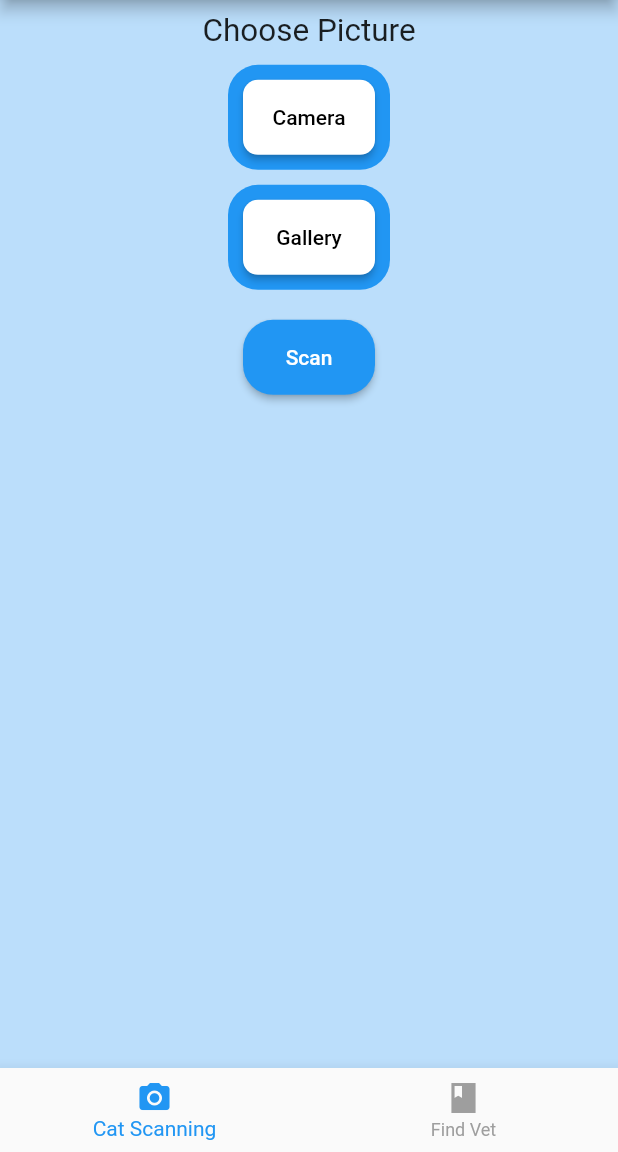
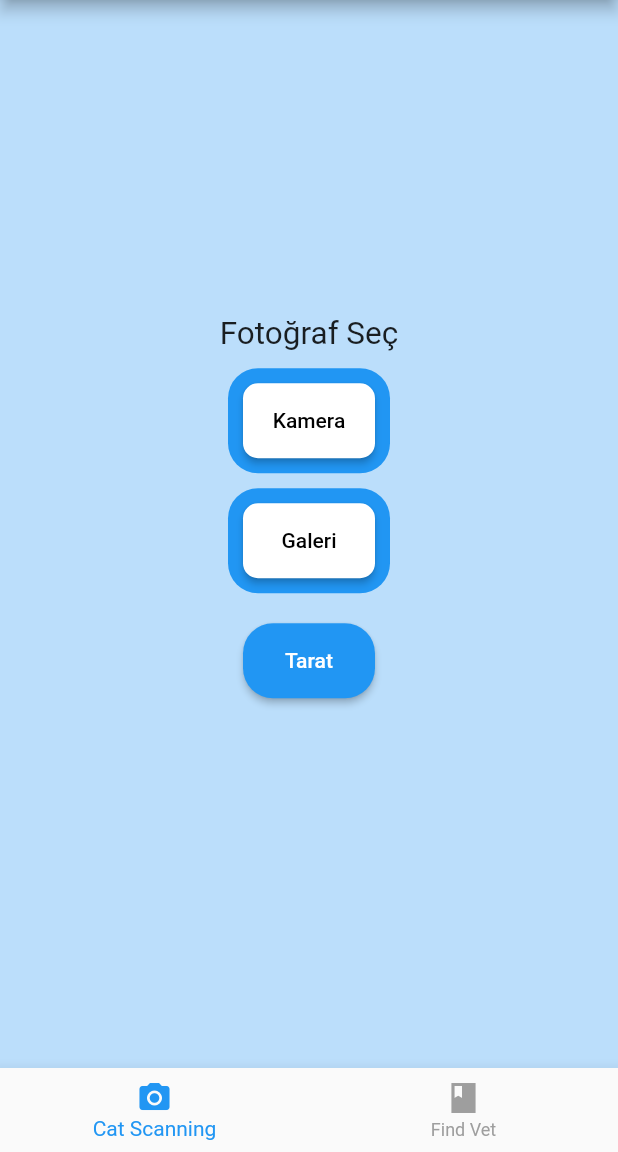
Before and after one commit to SunaAyhan/ai-mobile-application-pet-health, a Flutter app: the screen it shows after launch, on a phone screen of 412 x 824 dp, the part 84-1236 px from its top. Run offline on Flutter 3.47's test engine with Material 2 defaults, Android fonts, the phone set to English and light mode, and no system bars; our stand-ins replace image_picker, permission_handler; missing offline and left inert: agora_uikit, tflite.

Commit message:
Coffee Break

```diff
--- a/lib/main.dart
+++ b/lib/main.dart
@@ -1,6 +1,9 @@
 import 'package:cevd_vet/tarama.dart';
+import 'package:cevd_vet/videoArama.dart';
 import 'package:flutter/material.dart';
 import 'dart:io';
+
+import 'musaitVet.dart';
 
 void main() {
   // ignore: unnecessary_new
@@ -48,7 +51,7 @@ class _AnasayfaState extends State<Anasayfa> {
             });
           },
           controller: sayfaKumandasi,
-          children: [MyApp()],
+          children: [Tarama(), MusaitVet()],
         ),
       ]),
       bottomNavigationBar: BottomNavigationBar(
--- a/lib/tarama.dart
+++ b/lib/tarama.dart
@@ -6,12 +6,12 @@ import 'package:image_picker/image_picker.dart';
 import 'package:permission_handler/permission_handler.dart';
 import 'package:tflite/tflite.dart';
 
-class MyApp extends StatefulWidget {
+class Tarama extends StatefulWidget {
   @override
   _State createState() => new _State();
 }
 
-class _State extends State<MyApp> {
+class _State extends State<Tarama> {
   int _aktifSayfaNo = 0;
   File? imageURI;
   List? result;
@@ -35,16 +35,15 @@ class _State extends State<MyApp> {
       showDialog(
           context: context,
           builder: (BuildContext context) => CupertinoAlertDialog(
-                title: Text('Camera Permission'),
-                content: Text(
-                    'This app needs camera access to take pictures for upload user profile photo'),
+                title: Text('Kamera izni'),
+                content: Text('Uygulamanın kamera iznine ihtiyacı vardır'),
                 actions: <Widget>[
                   CupertinoDialogAction(
-                    child: Text('Deny'),
+                    child: Text('Reddet'),
                     onPressed: () => Navigator.of(context).pop(),
                   ),
                   CupertinoDialogAction(
-                    child: Text('Settings'),
+                    child: Text('Ayarlar'),
                     onPressed: () => openAppSettings(),
                   ),
                 ],
@@ -89,18 +88,16 @@ class _State extends State<MyApp> {
     final double yukseklik = MediaQuery.of(context).size.height;
     return Scaffold(
       backgroundColor: Theme.of(context).primaryColorLight,
-      body: ListView(children: [
-        Container(
+      body: Center(
+          child: Container(
         decoration: BoxDecoration(),
-          padding: new EdgeInsets.only(top: yukseklik * 0.01),
         child: new Column(
           mainAxisAlignment: MainAxisAlignment.center,
           children: <Widget>[
             imageURI == null
-                  ? Text(" Choose Picture ", style: TextStyle(fontSize: 21))
+                ? Text(" Fotoğraf Seç ", style: TextStyle(fontSize: 21))
                 : Image.file(
                     imageURI!,
-                      width: genislik * 0.85,
                     height: 240,
                     fit: BoxFit.fill,
                   ),
@@ -117,7 +114,7 @@ class _State extends State<MyApp> {
                 child: MaterialButton(
                     height: 50,
                     onPressed: () => getImageFromCamera(),
-                      child: Text('Camera'),
+                    child: Text('Kamera'),
                     textColor: Colors.black,
                     color: Colors.white,
                     padding: EdgeInsets.fromLTRB(12, 12, 12, 12),
@@ -137,7 +134,7 @@ class _State extends State<MyApp> {
                 child: MaterialButton(
                     height: 50,
                     onPressed: () => getImageFromGallery(),
-                      child: Text('Gallery'),
+                    child: Text('Galeri'),
                     textColor: Colors.black,
                     color: Colors.white,
                     padding: EdgeInsets.fromLTRB(12, 12, 12, 12),
@@ -149,7 +146,7 @@ class _State extends State<MyApp> {
                 child: MaterialButton(
                     height: 50,
                     onPressed: () => classifyImage(),
-                      child: Text('Scan'),
+                    child: Text('Tarat'),
                     textColor: Colors.white,
                     color: Theme.of(context).primaryColor,
                     padding: EdgeInsets.fromLTRB(12, 12, 12, 12),
@@ -176,7 +173,7 @@ class _State extends State<MyApp> {
                               children: [
                             TextSpan(
                                 text:
-                                      "\n The results are not 100% correct, please do not apply treatment without consulting your vet!",
+                                    "\n Sonuçlar %100 doğru değildir, lütfen veterinerinize danışmadan tedavi uygulamayınız!",
                                 style: TextStyle(
                                     fontWeight: FontWeight.normal,
                                     color: Colors.black,
@@ -186,22 +183,25 @@ class _State extends State<MyApp> {
                   ),
           ],
         ),
-        )
-      ]),
+      )),
     );
   }
 
   fonksiyon() {
     try {
-      return "Disease: " +
+      if (result![0]["confidence"] >= 0.6) {
+        return "Hastalık: " +
             result![0]["label"].toString().replaceAll("_", " ") +
-          " \nConfidence: " +
+            " \nDoğruluk: " +
             result![0]["confidence"]
                 .toString()
                 .substring(0, 3)
                 .replaceAll("_", " ");
+      } else {
+        return "Hastalık tespit edilemedi ";
+      }
     } catch (e) {
-      return "The disease could not be identified. Please try with another photo. ";
+      return "Hastalık tespit edilemedi ";
     }
   }
 }
--- a/pubspec.yaml
+++ b/pubspec.yaml
@@ -32,6 +32,7 @@ dependencies:
   cupertino_icons: ^1.0.2
   permission_handler: ^8.1.2
   flutter_launcher_icons: ^0.9.0
+  agora_uikit: ^0.0.4
 
 flutter_icons:
   android: "launcher_icon"
```
Also changed, not shown: lib/musaitVet.dart (added, +47 -0 lines), lib/videoArama.dart (added, +54 -0 lines), lib/homepage.dart (added), pubspec.lock, 138 other files. Lines whose indentation alone changed are shown as unchanged.
